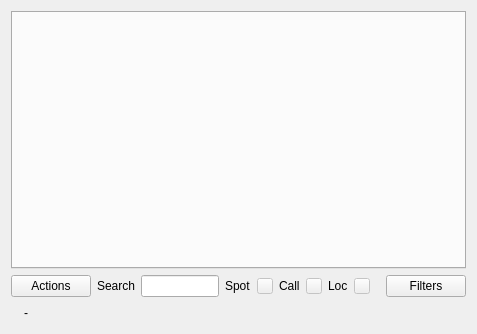
Above: mqt/MqtLogger/clusterclientframe.ui from Rsclub22/Minos2-Mirror before the change. Below: the same form after it.
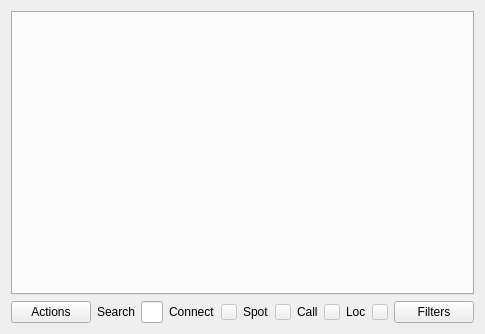
That is the form after the change. Custom widgets are drawn as their Qt base class.

Commit message: change clusterclient connection from text line to indicator

Patch:
```diff
--- a/mqt/MqtLogger/clusterclientframe.ui
+++ b/mqt/MqtLogger/clusterclientframe.ui
@@ -52,6 +52,29 @@
        </item>
        <item>
         <layout class="QHBoxLayout" name="horizontalLayout_3">
+         <item>
+          <widget class="QLabel" name="label_5">
+           <property name="text">
+            <string>Connect</string>
+           </property>
+          </widget>
+         </item>
+         <item>
+          <widget class="QPushButton" name="statusIndicator">
+           <property name="enabled">
+            <bool>false</bool>
+           </property>
+           <property name="maximumSize">
+            <size>
+             <width>16</width>
+             <height>16</height>
+            </size>
+           </property>
+           <property name="text">
+            <string/>
+           </property>
+          </widget>
+         </item>
          <item>
           <widget class="QLabel" name="label_4">
            <property name="text">
@@ -145,44 +168,6 @@
        </item>
       </layout>
      </item>
-     <item>
-      <layout class="QHBoxLayout" name="horizontalLayout_4">
-       <item>
-        <widget class="QLabel" name="statusText">
-         <property name="text">
-          <string/>
-         </property>
-        </widget>
-       </item>
-       <item>
-        <widget class="QLabel" name="label_6">
-         <property name="text">
-          <string>-</string>
-         </property>
-        </widget>
-       </item>
-       <item>
-        <widget class="QLabel" name="pausedText">
-         <property name="text">
-          <string/>
-         </property>
-        </widget>
-       </item>
-       <item>
-        <spacer name="horizontalSpacer_2">
-         <property name="orientation">
-          <enum>Qt::Horizontal</enum>
-         </property>
-         <property name="sizeHint" stdset="0">
-          <size>
-           <width>40</width>
-           <height>20</height>
-          </size>
-         </property>
-        </spacer>
-       </item>
-      </layout>
-     </item>
     </layout>
    </item>
   </layout>
```
The commit also changes 3 other files.
